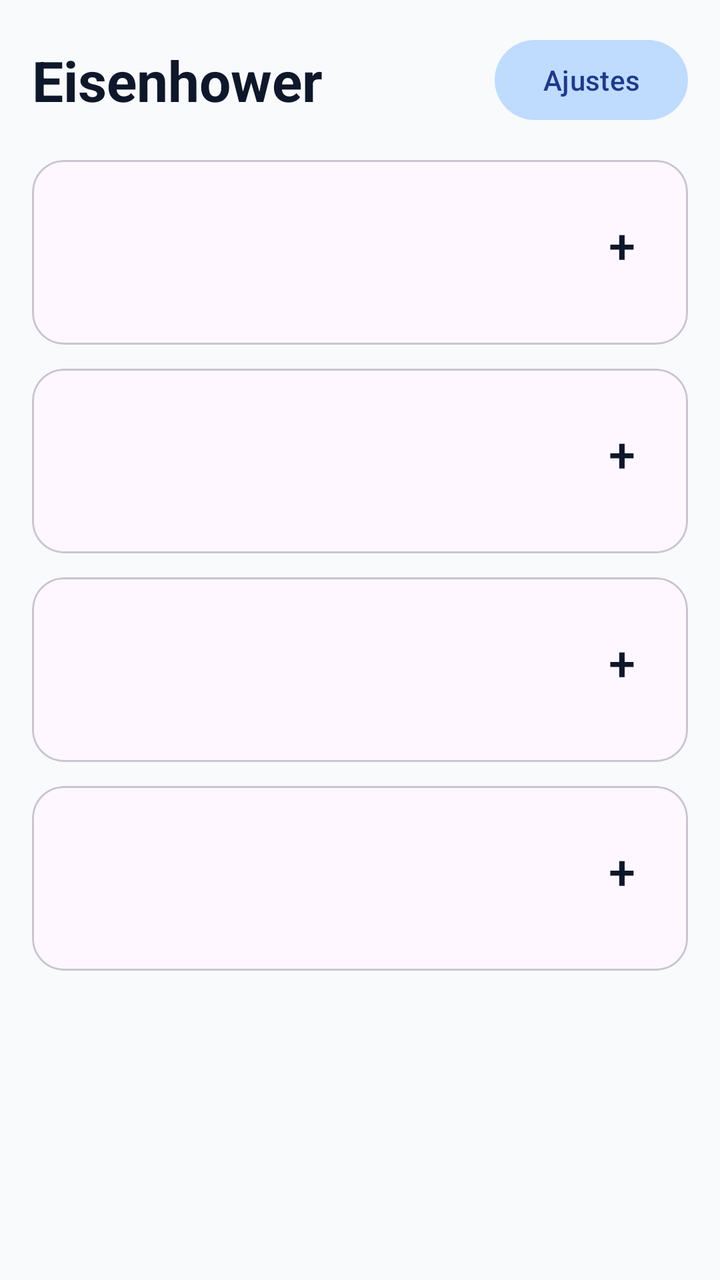
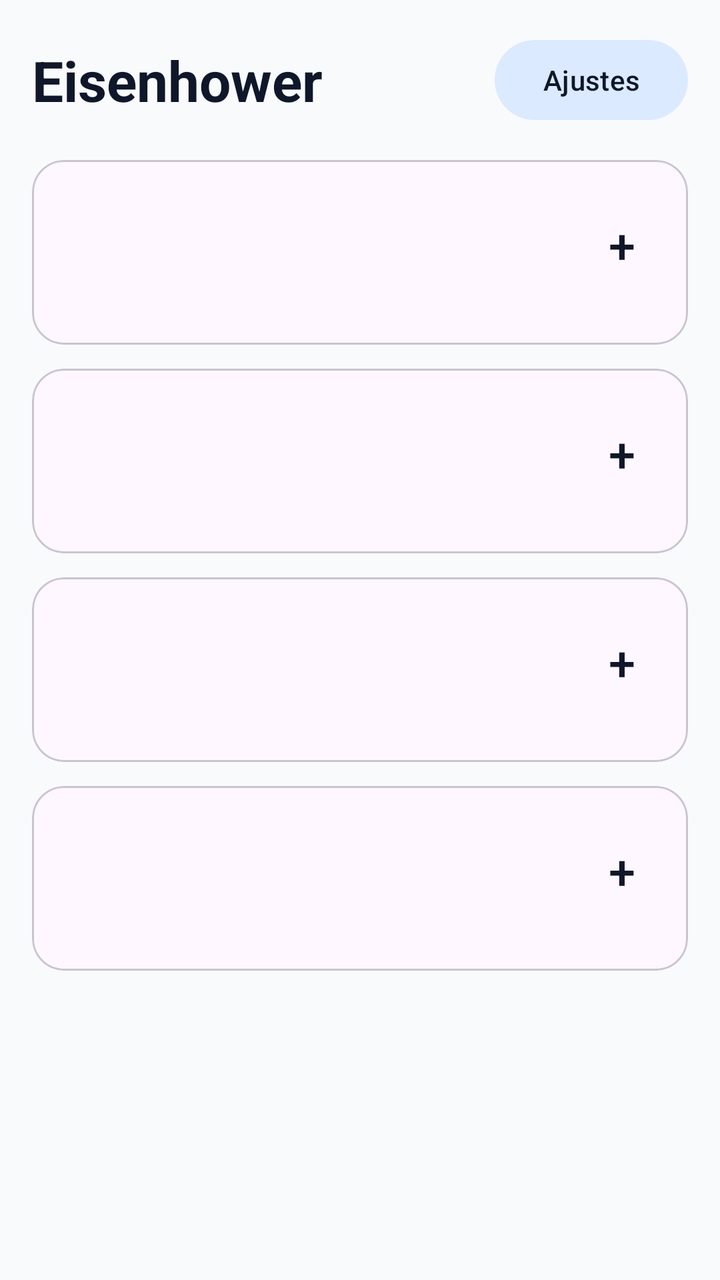

Compare the two renders of this Android layout. The source of the first and the diff that turns it into the second are given below.
<!-- AndroidManifest.xml: application theme AppTheme -->
<!-- res/layout/activity_main.xml -->
<?xml version="1.0" encoding="utf-8"?>
<androidx.core.widget.NestedScrollView xmlns:android="http://schemas.android.com/apk/res/android"
    xmlns:app="http://schemas.android.com/apk/res-auto"
    android:layout_width="match_parent"
    android:layout_height="match_parent"
    android:background="#F8FAFC"
    android:fillViewport="true">

    <LinearLayout
        android:layout_width="match_parent"
        android:layout_height="wrap_content"
        android:orientation="vertical"
        android:padding="16dp">

        <LinearLayout
            android:layout_width="match_parent"
            android:layout_height="wrap_content"
            android:gravity="center_vertical"
            android:orientation="horizontal"
            android:layout_marginBottom="16dp">

            <TextView
                android:layout_width="0dp"
                android:layout_height="wrap_content"
                android:layout_weight="1"
                android:text="Eisenhower"
                android:textColor="#0F172A"
                android:textSize="28sp"
                android:textStyle="bold" />

            <com.google.android.material.button.MaterialButton
                android:id="@+id/btnSettings"
                style="@style/Widget.Material3.Button.TonalButton"
                android:layout_width="wrap_content"
                android:layout_height="wrap_content"
                app:backgroundTint="#BFDBFE"
                android:textColor="#1E3A8A"
                android:text="Ajustes" />
        </LinearLayout>

        
        <com.google.android.material.card.MaterialCardView
            android:id="@+id/cardQ1"
            android:layout_width="match_parent"
            android:layout_height="wrap_content"
            android:layout_marginBottom="12dp"
            app:cardCornerRadius="16dp"
            app:cardElevation="0dp">
            <LinearLayout
                android:layout_width="match_parent"
                android:layout_height="wrap_content"
                android:orientation="vertical"
                android:padding="12dp">
                <LinearLayout
                    android:layout_width="match_parent"
                    android:layout_height="wrap_content"
                    android:gravity="center_vertical"
                    android:orientation="horizontal">
                    <TextView android:id="@+id/titleQ1View" android:layout_width="0dp" android:layout_height="wrap_content" android:layout_weight="1" android:textColor="#0F172A" android:textSize="18sp" android:textStyle="bold"/>
                    <com.google.android.material.button.MaterialButton android:id="@+id/btnAddQ1" style="@style/Widget.Material3.Button.IconButton" android:layout_width="wrap_content" android:layout_height="wrap_content" android:text="+" android:textSize="24sp" android:textColor="#0F172A"/>
                </LinearLayout>
                <androidx.recyclerview.widget.RecyclerView android:id="@+id/listQ1" android:layout_width="match_parent" android:layout_height="wrap_content" android:nestedScrollingEnabled="false" android:layout_marginTop="8dp"/>
                
                <TextView android:id="@+id/headerCompletedQ1" android:layout_width="match_parent" android:layout_height="wrap_content" android:layout_marginTop="8dp" android:text="Completadas ▼" android:textColor="#475569" android:textSize="14sp" android:visibility="gone"/>
                <LinearLayout android:id="@+id/containerCompletedQ1" android:layout_width="match_parent" android:layout_height="wrap_content" android:orientation="vertical" android:visibility="gone"/>
            </LinearLayout>
        </com.google.android.material.card.MaterialCardView>

        
        <com.google.android.material.card.MaterialCardView
            android:id="@+id/cardQ2"
            android:layout_width="match_parent"
            android:layout_height="wrap_content"
            android:layout_marginBottom="12dp"
            app:cardCornerRadius="16dp"
            app:cardElevation="0dp">
            <LinearLayout
                android:layout_width="match_parent"
                android:layout_height="wrap_content"
                android:orientation="vertical"
                android:padding="12dp">
                <LinearLayout
                    android:layout_width="match_parent"
                    android:layout_height="wrap_content"
                    android:gravity="center_vertical"
                    android:orientation="horizontal">
                    <TextView android:id="@+id/titleQ2View" android:layout_width="0dp" android:layout_height="wrap_content" android:layout_weight="1" android:textColor="#0F172A" android:textSize="18sp" android:textStyle="bold"/>
                    <com.google.android.material.button.MaterialButton android:id="@+id/btnAddQ2" style="@style/Widget.Material3.Button.IconButton" android:layout_width="wrap_content" android:layout_height="wrap_content" android:text="+" android:textSize="24sp" android:textColor="#0F172A"/>
                </LinearLayout>
                <androidx.recyclerview.widget.RecyclerView android:id="@+id/listQ2" android:layout_width="match_parent" android:layout_height="wrap_content" android:nestedScrollingEnabled="false" android:layout_marginTop="8dp"/>
                
                <TextView android:id="@+id/headerCompletedQ2" android:layout_width="match_parent" android:layout_height="wrap_content" android:layout_marginTop="8dp" android:text="Completadas ▼" android:textColor="#475569" android:textSize="14sp" android:visibility="gone"/>
                <LinearLayout android:id="@+id/containerCompletedQ2" android:layout_width="match_parent" android:layout_height="wrap_content" android:orientation="vertical" android:visibility="gone"/>
            </LinearLayout>
        </com.google.android.material.card.MaterialCardView>

        
        <com.google.android.material.card.MaterialCardView
            android:id="@+id/cardQ3"
            android:layout_width="match_parent"
            android:layout_height="wrap_content"
            android:layout_marginBottom="12dp"
            app:cardCornerRadius="16dp"
            app:cardElevation="0dp">
            <LinearLayout
                android:layout_width="match_parent"
                android:layout_height="wrap_content"
                android:orientation="vertical"
                android:padding="12dp">
                <LinearLayout
                    android:layout_width="match_parent"
                    android:layout_height="wrap_content"
                    android:gravity="center_vertical"
                    android:orientation="horizontal">
                    <TextView android:id="@+id/titleQ3View" android:layout_width="0dp" android:layout_height="wrap_content" android:layout_weight="1" android:textColor="#0F172A" android:textSize="18sp" android:textStyle="bold"/>
                    <com.google.android.material.button.MaterialButton android:id="@+id/btnAddQ3" style="@style/Widget.Material3.Button.IconButton" android:layout_width="wrap_content" android:layout_height="wrap_content" android:text="+" android:textSize="24sp" android:textColor="#0F172A"/>
                </LinearLayout>
                <androidx.recyclerview.widget.RecyclerView android:id="@+id/listQ3" android:layout_width="match_parent" android:layout_height="wrap_content" android:nestedScrollingEnabled="false" android:layout_marginTop="8dp"/>
                
                <TextView android:id="@+id/headerCompletedQ3" android:layout_width="match_parent" android:layout_height="wrap_content" android:layout_marginTop="8dp" android:text="Completadas ▼" android:textColor="#475569" android:textSize="14sp" android:visibility="gone"/>
                <LinearLayout android:id="@+id/containerCompletedQ3" android:layout_width="match_parent" android:layout_height="wrap_content" android:orientation="vertical" android:visibility="gone"/>
            </LinearLayout>
        </com.google.android.material.card.MaterialCardView>

        
        <com.google.android.material.card.MaterialCardView
            android:id="@+id/cardQ4"
            android:layout_width="match_parent"
            android:layout_height="wrap_content"
            android:layout_marginBottom="12dp"
            app:cardCornerRadius="16dp"
            app:cardElevation="0dp">
            <LinearLayout
                android:layout_width="match_parent"
                android:layout_height="wrap_content"
                android:orientation="vertical"
                android:padding="12dp">
                <LinearLayout
                    android:layout_width="match_parent"
                    android:layout_height="wrap_content"
                    android:gravity="center_vertical"
                    android:orientation="horizontal">
                    <TextView android:id="@+id/titleQ4View" android:layout_width="0dp" android:layout_height="wrap_content" android:layout_weight="1" android:textColor="#0F172A" android:textSize="18sp" android:textStyle="bold"/>
                    <com.google.android.material.button.MaterialButton android:id="@+id/btnAddQ4" style="@style/Widget.Material3.Button.IconButton" android:layout_width="wrap_content" android:layout_height="wrap_content" android:text="+" android:textSize="24sp" android:textColor="#0F172A"/>
                </LinearLayout>
                <androidx.recyclerview.widget.RecyclerView android:id="@+id/listQ4" android:layout_width="match_parent" android:layout_height="wrap_content" android:nestedScrollingEnabled="false" android:layout_marginTop="8dp"/>
                
                <TextView android:id="@+id/headerCompletedQ4" android:layout_width="match_parent" android:layout_height="wrap_content" android:layout_marginTop="8dp" android:text="Completadas ▼" android:textColor="#475569" android:textSize="14sp" android:visibility="gone"/>
                <LinearLayout android:id="@+id/containerCompletedQ4" android:layout_width="match_parent" android:layout_height="wrap_content" android:orientation="vertical" android:visibility="gone"/>
            </LinearLayout>
        </com.google.android.material.card.MaterialCardView>

    </LinearLayout>
</androidx.core.widget.NestedScrollView>
<!-- resources referenced by this layout -->
<resources>
  <style name="AppTheme" parent="Theme.Material3.DayNight.NoActionBar">
          <item name="colorPrimary">#2563EB</item>
          <item name="android:statusBarColor">@color/app_background</item>
          <item name="android:navigationBarColor">@color/app_background</item>
          <item name="android:windowLightStatusBar">?attr/isLightTheme</item>
      </style>
  <color name="app_background">#F8FAFC</color>
</resources>

<!-- the commit's change to res/layout/activity_main.xml (unified diff, before → after) -->
@@ -3,7 +3,7 @@
     xmlns:app="http://schemas.android.com/apk/res-auto"
     android:layout_width="match_parent"
     android:layout_height="match_parent"
-    android:background="#F8FAFC"
+    android:background="@color/app_background"
     android:fillViewport="true">
 
     <LinearLayout
@@ -24,7 +24,7 @@
                 android:layout_height="wrap_content"
                 android:layout_weight="1"
                 android:text="Eisenhower"
-                android:textColor="#0F172A"
+                android:textColor="@color/text_primary"
                 android:textSize="28sp"
                 android:textStyle="bold" />
 
@@ -33,119 +33,59 @@
                 style="@style/Widget.Material3.Button.TonalButton"
                 android:layout_width="wrap_content"
                 android:layout_height="wrap_content"
-                app:backgroundTint="#BFDBFE"
-                android:textColor="#1E3A8A"
+                app:backgroundTint="@color/card_background"
+                android:textColor="@color/text_primary"
                 android:text="Ajustes" />
         </LinearLayout>
 
-        
         <com.google.android.material.card.MaterialCardView
-            android:id="@+id/cardQ1"
-            android:layout_width="match_parent"
-            android:layout_height="wrap_content"
-            android:layout_marginBottom="12dp"
-            app:cardCornerRadius="16dp"
-            app:cardElevation="0dp">
-            <LinearLayout
-                android:layout_width="match_parent"
-                android:layout_height="wrap_content"
-                android:orientation="vertical"
-                android:padding="12dp">
-                <LinearLayout
-                    android:layout_width="match_parent"
-                    android:layout_height="wrap_content"
-                    android:gravity="center_vertical"
-                    android:orientation="horizontal">
-                    <TextView android:id="@+id/titleQ1View" android:layout_width="0dp" android:layout_height="wrap_content" android:layout_weight="1" android:textColor="#0F172A" android:textSize="18sp" android:textStyle="bold"/>
-                    <com.google.android.material.button.MaterialButton android:id="@+id/btnAddQ1" style="@style/Widget.Material3.Button.IconButton" android:layout_width="wrap_content" android:layout_height="wrap_content" android:text="+" android:textSize="24sp" android:textColor="#0F172A"/>
+            android:id="@+id/cardQ1" android:layout_width="match_parent" android:layout_height="wrap_content" android:layout_marginBottom="12dp" app:cardCornerRadius="16dp" app:cardElevation="0dp">
+            <LinearLayout android:layout_width="match_parent" android:layout_height="wrap_content" android:orientation="vertical" android:padding="12dp">
+                <LinearLayout android:layout_width="match_parent" android:layout_height="wrap_content" android:gravity="center_vertical" android:orientation="horizontal">
+                    <TextView android:id="@+id/titleQ1View" android:layout_width="0dp" android:layout_height="wrap_content" android:layout_weight="1" android:textColor="@color/text_primary" android:textSize="18sp" android:textStyle="bold"/>
+                    <com.google.android.material.button.MaterialButton android:id="@+id/btnAddQ1" style="@style/Widget.Material3.Button.IconButton" android:layout_width="wrap_content" android:layout_height="wrap_content" android:text="+" android:textSize="24sp" android:textColor="@color/text_primary"/>
                 </LinearLayout>
                 <androidx.recyclerview.widget.RecyclerView android:id="@+id/listQ1" android:layout_width="match_parent" android:layout_height="wrap_content" android:nestedScrollingEnabled="false" android:layout_marginTop="8dp"/>
-                
-                <TextView android:id="@+id/headerCompletedQ1" android:layout_width="match_parent" android:layout_height="wrap_content" android:layout_marginTop="8dp" android:text="Completadas ▼" android:textColor="#475569" android:textSize="14sp" android:visibility="gone"/>
+                <TextView android:id="@+id/headerCompletedQ1" android:layout_width="match_parent" android:layout_height="wrap_content" android:layout_marginTop="8dp" android:text="Completadas ▼" android:textColor="@color/text_secondary" android:textSize="14sp" android:visibility="gone"/>
                 <LinearLayout android:id="@+id/containerCompletedQ1" android:layout_width="match_parent" android:layout_height="wrap_content" android:orientation="vertical" android:visibility="gone"/>
             </LinearLayout>
         </com.google.android.material.card.MaterialCardView>
 
-        
         <com.google.android.material.card.MaterialCardView
-            android:id="@+id/cardQ2"
-            android:layout_width="match_parent"
-            android:layout_height="wrap_content"
-            android:layout_marginBottom="12dp"
-            app:cardCornerRadius="16dp"
-            app:cardElevation="0dp">
-            <LinearLayout
-                android:layout_width="match_parent"
-                android:layout_height="wrap_content"
-                android:orientation="vertical"
-                android:padding="12dp">
-                <LinearLayout
-                    android:layout_width="match_parent"
-                    android:layout_height="wrap_content"
-                    android:gravity="center_vertical"
-                    android:orientation="horizontal">
-                    <TextView android:id="@+id/titleQ2View" android:layout_width="0dp" android:layout_height="wrap_content" android:layout_weight="1" android:textColor="#0F172A" android:textSize="18sp" android:textStyle="bold"/>
-                    <com.google.android.material.button.MaterialButton android:id="@+id/btnAddQ2" style="@style/Widget.Material3.Button.IconButton" android:layout_width="wrap_content" android:layout_height="wrap_content" android:text="+" android:textSize="24sp" android:textColor="#0F172A"/>
+            android:id="@+id/cardQ2" android:layout_width="match_parent" android:layout_height="wrap_content" android:layout_marginBottom="12dp" app:cardCornerRadius="16dp" app:cardElevation="0dp">
+            <LinearLayout android:layout_width="match_parent" android:layout_height="wrap_content" android:orientation="vertical" android:padding="12dp">
+                <LinearLayout android:layout_width="match_parent" android:layout_height="wrap_content" android:gravity="center_vertical" android:orientation="horizontal">
+                    <TextView android:id="@+id/titleQ2View" android:layout_width="0dp" android:layout_height="wrap_content" android:layout_weight="1" android:textColor="@color/text_primary" android:textSize="18sp" android:textStyle="bold"/>
+                    <com.google.android.material.button.MaterialButton android:id="@+id/btnAddQ2" style="@style/Widget.Material3.Button.IconButton" android:layout_width="wrap_content" android:layout_height="wrap_content" android:text="+" android:textSize="24sp" android:textColor="@color/text_primary"/>
                 </LinearLayout>
                 <androidx.recyclerview.widget.RecyclerView android:id="@+id/listQ2" android:layout_width="match_parent" android:layout_height="wrap_content" android:nestedScrollingEnabled="false" android:layout_marginTop="8dp"/>
-                
-                <TextView android:id="@+id/headerCompletedQ2" android:layout_width="match_parent" android:layout_height="wrap_content" android:layout_marginTop="8dp" android:text="Completadas ▼" android:textColor="#475569" android:textSize="14sp" android:visibility="gone"/>
+                <TextView android:id="@+id/headerCompletedQ2" android:layout_width="match_parent" android:layout_height="wrap_content" android:layout_marginTop="8dp" android:text="Completadas ▼" android:textColor="@color/text_secondary" android:textSize="14sp" android:visibility="gone"/>
                 <LinearLayout android:id="@+id/containerCompletedQ2" android:layout_width="match_parent" android:layout_height="wrap_content" android:orientation="vertical" android:visibility="gone"/>
             </LinearLayout>
         </com.google.android.material.card.MaterialCardView>
 
-        
         <com.google.android.material.card.MaterialCardView
-            android:id="@+id/cardQ3"
-            android:layout_width="match_parent"
-            android:layout_height="wrap_content"
-            android:layout_marginBottom="12dp"
-            app:cardCornerRadius="16dp"
-            app:cardElevation="0dp">
-            <LinearLayout
-                android:layout_width="match_parent"
-                android:layout_height="wrap_content"
-                android:orientation="vertical"
-                android:padding="12dp">
-                <LinearLayout
-                    android:layout_width="match_parent"
-                    android:layout_height="wrap_content"
-                    android:gravity="center_vertical"
-                    android:orientation="horizontal">
-                    <TextView android:id="@+id/titleQ3View" android:layout_width="0dp" android:layout_height="wrap_content" android:layout_weight="1" android:textColor="#0F172A" android:textSize="18sp" android:textStyle="bold"/>
-                    <com.google.android.material.button.MaterialButton android:id="@+id/btnAddQ3" style="@style/Widget.Material3.Button.IconButton" android:layout_width="wrap_content" android:layout_height="wrap_content" android:text="+" android:textSize="24sp" android:textColor="#0F172A"/>
+            android:id="@+id/cardQ3" android:layout_width="match_parent" android:layout_height="wrap_content" android:layout_marginBottom="12dp" app:cardCornerRadius="16dp" app:cardElevation="0dp">
+            <LinearLayout android:layout_width="match_parent" android:layout_height="wrap_content" android:orientation="vertical" android:padding="12dp">
+                <LinearLayout android:layout_width="match_parent" android:layout_height="wrap_content" android:gravity="center_vertical" android:orientation="horizontal">
+                    <TextView android:id="@+id/titleQ3View" android:layout_width="0dp" android:layout_height="wrap_content" android:layout_weight="1" android:textColor="@color/text_primary" android:textSize="18sp" android:textStyle="bold"/>
+                    <com.google.android.material.button.MaterialButton android:id="@+id/btnAddQ3" style="@style/Widget.Material3.Button.IconButton" android:layout_width="wrap_content" android:layout_height="wrap_content" android:text="+" android:textSize="24sp" android:textColor="@color/text_primary"/>
                 </LinearLayout>
                 <androidx.recyclerview.widget.RecyclerView android:id="@+id/listQ3" android:layout_width="match_parent" android:layout_height="wrap_content" android:nestedScrollingEnabled="false" android:layout_marginTop="8dp"/>
-                
-                <TextView android:id="@+id/headerCompletedQ3" android:layout_width="match_parent" android:layout_height="wrap_content" android:layout_marginTop="8dp" android:text="Completadas ▼" android:textColor="#475569" android:textSize="14sp" android:visibility="gone"/>
+                <TextView android:id="@+id/headerCompletedQ3" android:layout_width="match_parent" android:layout_height="wrap_content" android:layout_marginTop="8dp" android:text="Completadas ▼" android:textColor="@color/text_secondary" android:textSize="14sp" android:visibility="gone"/>
                 <LinearLayout android:id="@+id/containerCompletedQ3" android:layout_width="match_parent" android:layout_height="wrap_content" android:orientation="vertical" android:visibility="gone"/>
             </LinearLayout>
         </com.google.android.material.card.MaterialCardView>
 
-        
         <com.google.android.material.card.MaterialCardView
-            android:id="@+id/cardQ4"
-            android:layout_width="match_parent"
-            android:layout_height="wrap_content"
-            android:layout_marginBottom="12dp"
-            app:cardCornerRadius="16dp"
-            app:cardElevation="0dp">
-            <LinearLayout
-                android:layout_width="match_parent"
-                android:layout_height="wrap_content"
-                android:orientation="vertical"
-                android:padding="12dp">
-                <LinearLayout
-                    android:layout_width="match_parent"
-                    android:layout_height="wrap_content"
-                    android:gravity="center_vertical"
-                    android:orientation="horizontal">
-                    <TextView android:id="@+id/titleQ4View" android:layout_width="0dp" android:layout_height="wrap_content" android:layout_weight="1" android:textColor="#0F172A" android:textSize="18sp" android:textStyle="bold"/>
-                    <com.google.android.material.button.MaterialButton android:id="@+id/btnAddQ4" style="@style/Widget.Material3.Button.IconButton" android:layout_width="wrap_content" android:layout_height="wrap_content" android:text="+" android:textSize="24sp" android:textColor="#0F172A"/>
+            android:id="@+id/cardQ4" android:layout_width="match_parent" android:layout_height="wrap_content" android:layout_marginBottom="12dp" app:cardCornerRadius="16dp" app:cardElevation="0dp">
+            <LinearLayout android:layout_width="match_parent" android:layout_height="wrap_content" android:orientation="vertical" android:padding="12dp">
+                <LinearLayout android:layout_width="match_parent" android:layout_height="wrap_content" android:gravity="center_vertical" android:orientation="horizontal">
+                    <TextView android:id="@+id/titleQ4View" android:layout_width="0dp" android:layout_height="wrap_content" android:layout_weight="1" android:textColor="@color/text_primary" android:textSize="18sp" android:textStyle="bold"/>
+                    <com.google.android.material.button.MaterialButton android:id="@+id/btnAddQ4" style="@style/Widget.Material3.Button.IconButton" android:layout_width="wrap_content" android:layout_height="wrap_content" android:text="+" android:textSize="24sp" android:textColor="@color/text_primary"/>
                 </LinearLayout>
                 <androidx.recyclerview.widget.RecyclerView android:id="@+id/listQ4" android:layout_width="match_parent" android:layout_height="wrap_content" android:nestedScrollingEnabled="false" android:layout_marginTop="8dp"/>
-                
-                <TextView android:id="@+id/headerCompletedQ4" android:layout_width="match_parent" android:layout_height="wrap_content" android:layout_marginTop="8dp" android:text="Completadas ▼" android:textColor="#475569" android:textSize="14sp" android:visibility="gone"/>
+                <TextView android:id="@+id/headerCompletedQ4" android:layout_width="match_parent" android:layout_height="wrap_content" android:layout_marginTop="8dp" android:text="Completadas ▼" android:textColor="@color/text_secondary" android:textSize="14sp" android:visibility="gone"/>
                 <LinearLayout android:id="@+id/containerCompletedQ4" android:layout_width="match_parent" android:layout_height="wrap_content" android:orientation="vertical" android:visibility="gone"/>
             </LinearLayout>
         </com.google.android.material.card.MaterialCardView>
<!-- resource entries referenced after the edit -->
@@ -7,5 +7,8 @@
           <item name="android:windowLightStatusBar">?attr/isLightTheme</item>
       </style>
   <color name="app_background">#F8FAFC</color>
+  <color name="card_background">#DBEAFE</color>
+  <color name="text_primary">#0F172A</color>
+  <color name="text_secondary">#475569</color>
 </resources>
 
